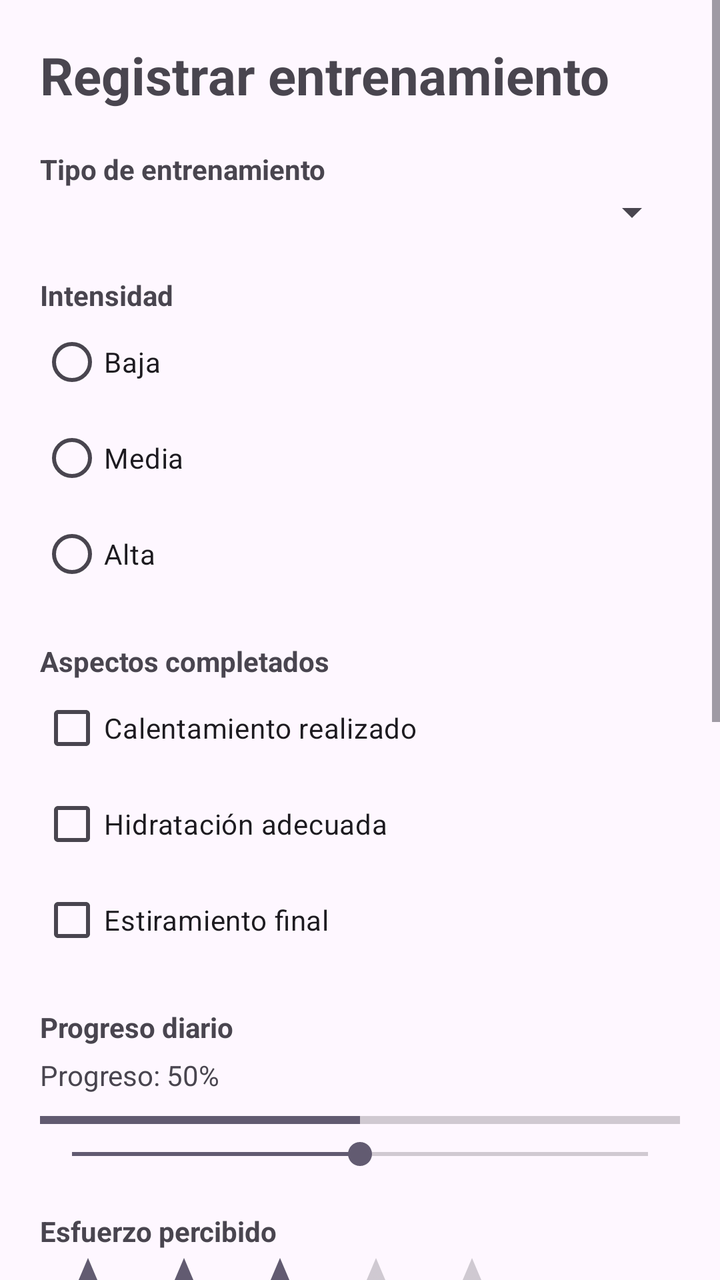
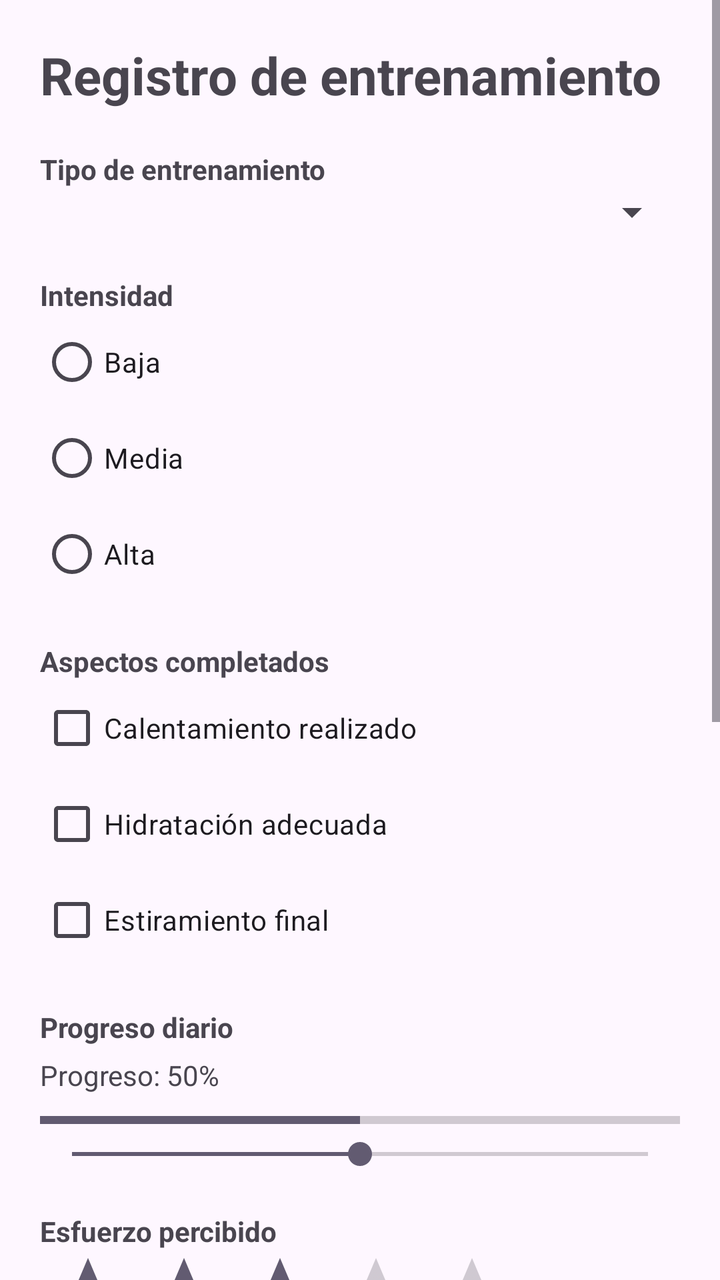

Two renders of the same Android screen: before a commit and after it. Below are the layout's source before the change and the commit's diff.
<!-- AndroidManifest.xml: application theme Theme.FitTracker -->
<!-- res/layout/activity_registro.xml -->
<?xml version="1.0" encoding="utf-8"?>
<ScrollView xmlns:android="http://schemas.android.com/apk/res/android"
    android:layout_width="match_parent"
    android:layout_height="match_parent"
    android:fillViewport="true">

    <LinearLayout
        android:layout_width="match_parent"
        android:layout_height="wrap_content"
        android:orientation="vertical"
        android:padding="20dp">

        <TextView
            android:layout_width="wrap_content"
            android:layout_height="wrap_content"
            android:text="Registrar entrenamiento"
            android:textSize="26sp"
            android:textStyle="bold"
            android:layout_marginBottom="20dp" />

        <TextView
            android:layout_width="wrap_content"
            android:layout_height="wrap_content"
            android:text="Tipo de entrenamiento"
            android:textStyle="bold" />

        <Spinner
            android:id="@+id/spinnerEntrenamiento"
            android:layout_width="match_parent"
            android:layout_height="wrap_content"
            android:layout_marginBottom="20dp" />

        <TextView
            android:layout_width="wrap_content"
            android:layout_height="wrap_content"
            android:text="Intensidad"
            android:textStyle="bold" />

        <RadioGroup
            android:id="@+id/radioGroupIntensidad"
            android:layout_width="match_parent"
            android:layout_height="wrap_content"
            android:orientation="vertical"
            android:layout_marginBottom="20dp">

            <RadioButton
                android:id="@+id/radioBaja"
                android:layout_width="wrap_content"
                android:layout_height="wrap_content"
                android:text="Baja" />

            <RadioButton
                android:id="@+id/radioMedia"
                android:layout_width="wrap_content"
                android:layout_height="wrap_content"
                android:text="Media" />

            <RadioButton
                android:id="@+id/radioAlta"
                android:layout_width="wrap_content"
                android:layout_height="wrap_content"
                android:text="Alta" />

        </RadioGroup>

        <TextView
            android:layout_width="wrap_content"
            android:layout_height="wrap_content"
            android:text="Aspectos completados"
            android:textStyle="bold" />

        <CheckBox
            android:id="@+id/checkCalentamiento"
            android:layout_width="wrap_content"
            android:layout_height="wrap_content"
            android:text="Calentamiento realizado" />

        <CheckBox
            android:id="@+id/checkHidratacion"
            android:layout_width="wrap_content"
            android:layout_height="wrap_content"
            android:text="Hidratación adecuada" />

        <CheckBox
            android:id="@+id/checkEstiramiento"
            android:layout_width="wrap_content"
            android:layout_height="wrap_content"
            android:text="Estiramiento final"
            android:layout_marginBottom="20dp" />

        <TextView
            android:layout_width="wrap_content"
            android:layout_height="wrap_content"
            android:text="Progreso diario"
            android:textStyle="bold" />

        <TextView
            android:id="@+id/txtProgresoValor"
            android:layout_width="wrap_content"
            android:layout_height="wrap_content"
            android:text="Progreso: 50%"
            android:layout_marginTop="5dp"
            android:layout_marginBottom="5dp" />

        <ProgressBar
            android:id="@+id/progressBar"
            style="?android:attr/progressBarStyleHorizontal"
            android:layout_width="match_parent"
            android:layout_height="wrap_content"
            android:max="100"
            android:progress="50" />

        <SeekBar
            android:id="@+id/seekBarProgreso"
            android:layout_width="match_parent"
            android:layout_height="wrap_content"
            android:max="100"
            android:progress="50"
            android:layout_marginBottom="20dp" />

        <TextView
            android:layout_width="wrap_content"
            android:layout_height="wrap_content"
            android:text="Esfuerzo percibido"
            android:textStyle="bold" />

        <RatingBar
            android:id="@+id/ratingBar"
            android:layout_width="wrap_content"
            android:layout_height="wrap_content"
            android:numStars="5"
            android:stepSize="1"
            android:rating="3"
            android:layout_marginBottom="20dp" />

        <Button
            android:id="@+id/btnRegistrar"
            android:layout_width="match_parent"
            android:layout_height="wrap_content"
            android:text="REGISTRAR ACTIVIDAD"
            android:layout_marginBottom="25dp" />

        <TextView
            android:layout_width="wrap_content"
            android:layout_height="wrap_content"
            android:text="Sesiones registradas"
            android:textSize="22sp"
            android:textStyle="bold"
            android:layout_marginBottom="10dp" />

        <androidx.recyclerview.widget.RecyclerView
            android:id="@+id/recyclerSesiones"
            android:layout_width="match_parent"
            android:layout_height="300dp" />

    </LinearLayout>

</ScrollView>
<!-- resources referenced by this layout -->
<resources>
  <style name="Theme.FitTracker" parent="Base.Theme.FitTracker" />
  <style name="Base.Theme.FitTracker" parent="Theme.Material3.DayNight.NoActionBar">
          
          
      </style>
</resources>

<!-- the commit's change to res/layout/activity_registro.xml (unified diff, before → after) -->
@@ -13,7 +13,7 @@
         <TextView
             android:layout_width="wrap_content"
             android:layout_height="wrap_content"
-            android:text="Registrar entrenamiento"
+            android:text="Registro de entrenamiento"
             android:textSize="26sp"
             android:textStyle="bold"
             android:layout_marginBottom="20dp" />
